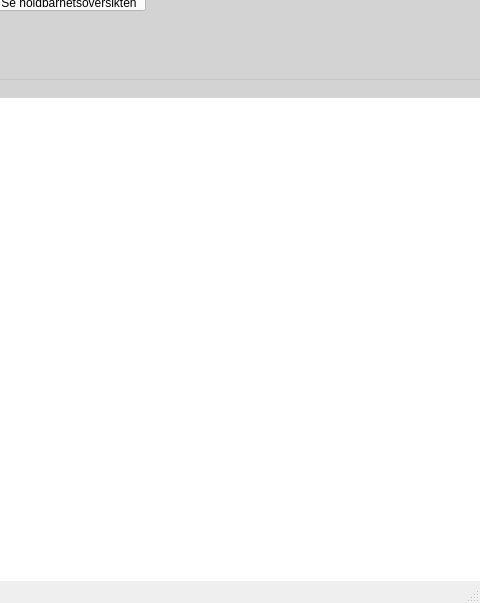
Old version of the form app/ui/apotekholdbarhet.ui in the repository stupedama/ApotekHoldbarhet; both pictures show x 780 to 1260 and y 101 to 704 of the 1260 by 704 pixel window.
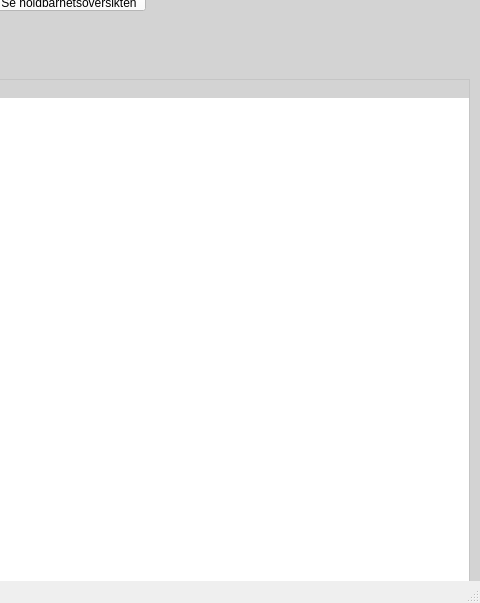
New version of the form. Icons and pictures are not drawn.

Commit message:
scroll bar
fixed the problem with the scrollbar not showing

What changed in the file:
```diff
--- a/app/ui/apotekholdbarhet.ui
+++ b/app/ui/apotekholdbarhet.ui
@@ -118,7 +118,7 @@
      <rect>
       <x>0</x>
       <y>150</y>
-      <width>1281</width>
+      <width>1261</width>
       <height>531</height>
      </rect>
     </property>
```
